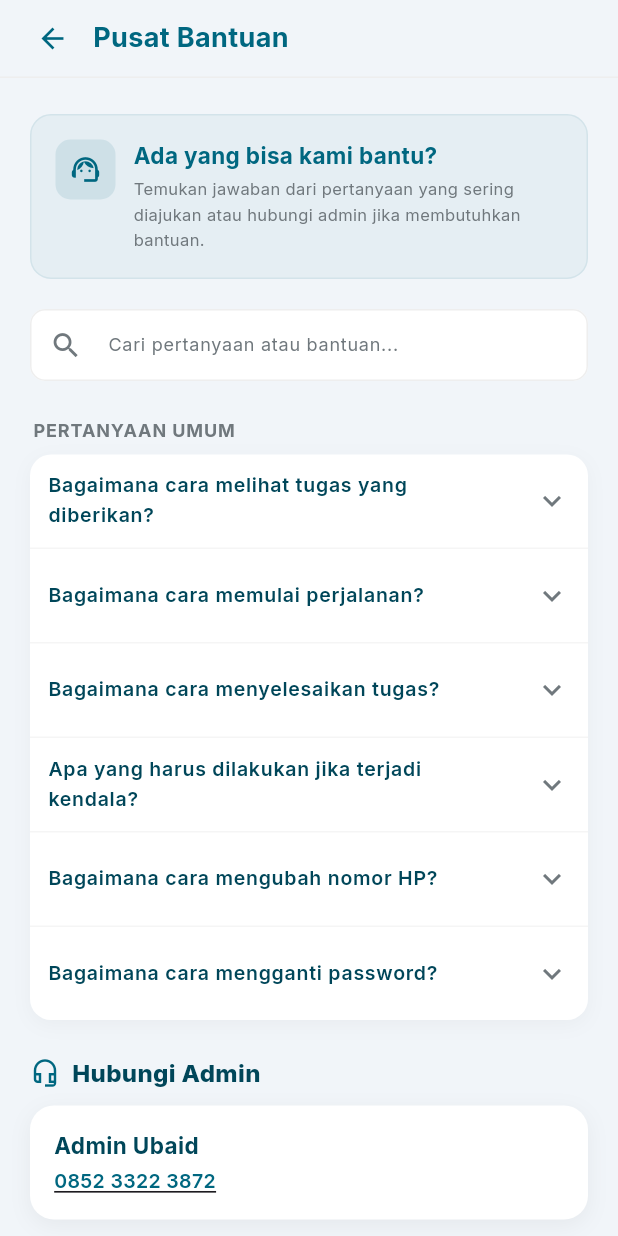
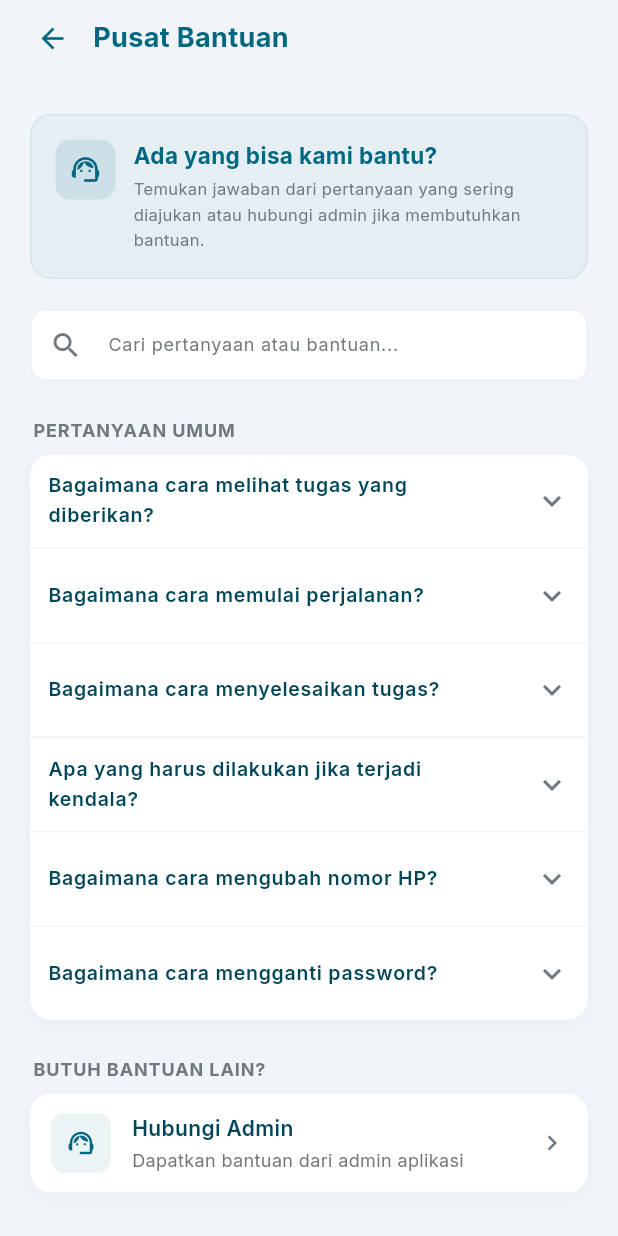
Before and after one commit to aqilaazza/kendis-plnnp, a Flutter app: the PusatBantuanScreen screen opened directly, on a phone screen of 412 x 824 dp. Run offline on Flutter 3.47's test engine with Material 3 defaults, Android fonts, the phone set to English and light mode, and no system bars; our stand-ins replace fl_chart, google_fonts, image_picker, shared_preferences; accounts and stored records are empty.

Commit message:
revert(pusat-bantuan): kembalikan tile Hubungi Admin ke tampilan statis

```diff
--- a/kendis_app/lib/screens/profil/pusat_bantuan_screen.dart
+++ b/kendis_app/lib/screens/profil/pusat_bantuan_screen.dart
@@ -1,5 +1,4 @@
 import 'package:flutter/material.dart';
-import 'package:url_launcher/url_launcher.dart';
 import '../../core/app_theme.dart';
 
 class PusatBantuanScreen extends StatefulWidget {
@@ -332,83 +331,80 @@ class _PusatBantuanScreenState extends State<PusatBantuanScreen> {
     );
   }
 
-  // ===================================================================
-  // HUBUNGI ADMIN (WHATSAPP)
-  // ===================================================================
-
-  static const String _adminName = 'Admin Ubaid';
-  static const String _adminWaNumber = '6285233223872';
-  static const String _adminWaNumberDisplay = '0852 3322 3872';
-
-  Future<void> _openWhatsApp() async {
-    const message = 'Halo, saya butuh bantuan terkait aplikasi Kendis Driver.';
-    final uri = Uri.parse('https://wa.me/$_adminWaNumber?text=${Uri.encodeComponent(message)}');
-
-    final success = await launchUrl(uri, mode: LaunchMode.externalApplication);
-
-    if (!success && mounted) {
-      ScaffoldMessenger.of(context).showSnackBar(
-        const SnackBar(content: Text('Tidak dapat membuka WhatsApp')),
-      );
-    }
-  }
-
   // ---------------------------------------------------------------------
-  // Judul section + kartu kontak admin
+  // Judul section + kartu kontak admin (gaya tile, sama seperti menu lain)
   // ---------------------------------------------------------------------
 
   Widget _buildAdminSection() {
     return Column(
       crossAxisAlignment: CrossAxisAlignment.start,
       children: [
-        Row(
-          children: [
-            const Icon(Icons.headset_mic_outlined, size: 20, color: AppColors.primary),
-            const SizedBox(width: 8),
-            const Text(
-              'Hubungi Admin',
-              style: TextStyle(fontSize: 16, fontWeight: FontWeight.w800, color: AppColors.textPrimary),
-            ),
-          ],
-        ),
-        const SizedBox(height: 10),
+        _sectionLabel('BUTUH BANTUAN LAIN?'),
+        const SizedBox(height: 8),
         _buildAdminCard(),
       ],
     );
   }
 
   Widget _buildAdminCard() {
-    return InkWell(
-      onTap: _openWhatsApp,
-      borderRadius: BorderRadius.circular(16),
-      child: Container(
-        width: double.infinity,
-        padding: const EdgeInsets.all(16),
+    return Container(
       decoration: BoxDecoration(
         color: Colors.white,
-          borderRadius: BorderRadius.circular(16),
+        borderRadius: BorderRadius.circular(14),
         boxShadow: [
-            BoxShadow(color: Colors.black.withOpacity(0.05), blurRadius: 12, offset: const Offset(0, 4)),
+          BoxShadow(color: Colors.black.withOpacity(0.035), blurRadius: 10, offset: const Offset(0, 3)),
         ],
       ),
+      child: _buildContactItem(
+        icon: Icons.support_agent_outlined,
+        title: 'Hubungi Admin',
+        subtitle: 'Dapatkan bantuan dari admin aplikasi',
+        onTap: () {
+          // TODO: arahkan ke WhatsApp / telepon admin
+        },
+      ),
+    );
+  }
+
+  Widget _buildContactItem({
+    required IconData icon,
+    required String title,
+    required String subtitle,
+    required VoidCallback onTap,
+  }) {
+    return Material(
+      color: Colors.transparent,
+      child: InkWell(
+        onTap: onTap,
+        borderRadius: BorderRadius.circular(14),
+        child: Padding(
+          padding: const EdgeInsets.symmetric(horizontal: 14, vertical: 13),
+          child: Row(
+            children: [
+              Container(
+                width: 40,
+                height: 40,
+                decoration: BoxDecoration(
+                  color: AppColors.primary.withOpacity(0.08),
+                  borderRadius: BorderRadius.circular(9),
+                ),
+                child: Icon(icon, size: 20, color: AppColors.primary),
+              ),
+              const SizedBox(width: 14),
+              Expanded(
                 child: Column(
                   crossAxisAlignment: CrossAxisAlignment.start,
                   children: [
-            const Text(
-              _adminName,
-              style: TextStyle(fontSize: 15, fontWeight: FontWeight.w700, color: AppColors.textPrimary),
-            ),
-            const SizedBox(height: 4),
-            const Text(
-              _adminWaNumberDisplay,
-              style: TextStyle(
-                fontSize: 13,
-                fontWeight: FontWeight.w600,
-                color: AppColors.primary,
-                decoration: TextDecoration.underline,
+                    Text(title,
+                        style: const TextStyle(fontSize: 14, fontWeight: FontWeight.w600, color: AppColors.textPrimary)),
+                    const SizedBox(height: 3),
+                    Text(subtitle, style: const TextStyle(fontSize: 12, color: AppColors.textMuted)),
+                  ],
                 ),
               ),
+              const Icon(Icons.chevron_right, size: 20, color: AppColors.textMuted),
             ],
+          ),
         ),
       ),
     );
```
Lines whose indentation alone changed are shown as unchanged.
